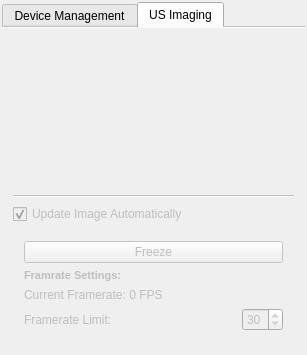
MITK/MITK, file Plugins/org.mitk.gui.qt.ultrasound/src/internal/UltrasoundSupportControls.ui: the form before one commit.
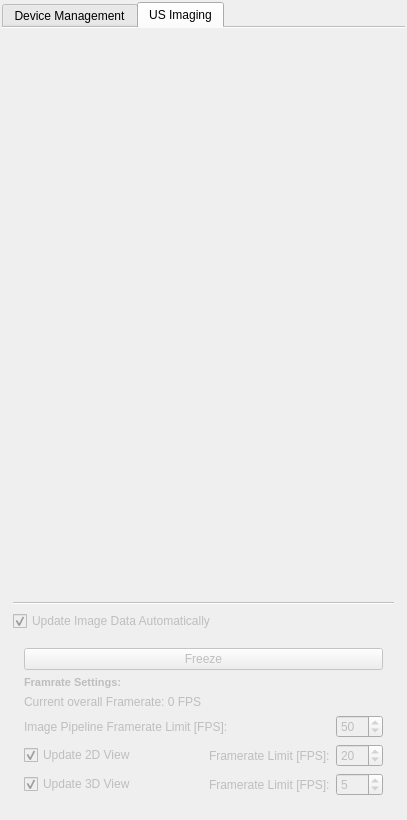
The form after the commit. The open tabs and pages were chosen to show the change. Icons and pictures are not drawn. Custom widgets are drawn as their Qt base class.

Commit message: started UI integration of new timers

```diff
--- a/Plugins/org.mitk.gui.qt.ultrasound/src/internal/UltrasoundSupportControls.ui
+++ b/Plugins/org.mitk.gui.qt.ultrasound/src/internal/UltrasoundSupportControls.ui
@@ -6,8 +6,8 @@
    <rect>
     <x>0</x>
     <y>0</y>
-    <width>307</width>
-    <height>355</height>
+    <width>407</width>
+    <height>820</height>
    </rect>
   </property>
   <property name="minimumSize">
@@ -184,7 +184,7 @@
        <item>
         <widget class="QCheckBox" name="m_RunImageTimer">
          <property name="text">
-          <string>Update Image Automatically</string>
+          <string>Update Image Data Automatically</string>
          </property>
          <property name="checked">
           <bool>true</bool>
@@ -219,16 +219,56 @@
           <item>
            <widget class="QLabel" name="m_FramerateLabel">
             <property name="text">
-             <string>Current Framerate: 0 FPS</string>
+             <string>Current overall Framerate: 0 FPS</string>
             </property>
            </widget>
           </item>
+          <item>
+           <layout class="QHBoxLayout" name="horizontalLayout_4">
+            <item>
+             <widget class="QLabel" name="label_4">
+              <property name="text">
+               <string>Image Pipeline Framerate Limit [FPS]:</string>
+              </property>
+             </widget>
+            </item>
+            <item>
+             <spacer name="horizontalSpacer_3">
+              <property name="orientation">
+               <enum>Qt::Horizontal</enum>
+              </property>
+              <property name="sizeHint" stdset="0">
+               <size>
+                <width>40</width>
+                <height>20</height>
+               </size>
+              </property>
+             </spacer>
+            </item>
+            <item>
+             <widget class="QSpinBox" name="m_FrameRatePipeline">
+              <property name="minimum">
+               <number>1</number>
+              </property>
+              <property name="maximum">
+               <number>500</number>
+              </property>
+              <property name="value">
+               <number>50</number>
+              </property>
+             </widget>
+            </item>
+           </layout>
+          </item>
           <item>
            <layout class="QHBoxLayout" name="horizontalLayout">
             <item>
-             <widget class="QLabel" name="label_2">
+             <widget class="QCheckBox" name="m_Update2DView">
               <property name="text">
-               <string>Framerate Limit:</string>
+               <string>Update 2D View</string>
+              </property>
+              <property name="checked">
+               <bool>true</bool>
               </property>
              </widget>
             </item>
@@ -246,15 +286,69 @@
              </spacer>
             </item>
             <item>
-             <widget class="QSpinBox" name="m_FrameRate">
+             <widget class="QLabel" name="label_2">
+              <property name="text">
+               <string>Framerate Limit [FPS]:</string>
+              </property>
+             </widget>
+            </item>
+            <item>
+             <widget class="QSpinBox" name="m_FrameRate2d">
               <property name="minimum">
                <number>1</number>
               </property>
               <property name="maximum">
-               <number>50</number>
+               <number>100</number>
               </property>
               <property name="value">
-               <number>30</number>
+               <number>20</number>
+              </property>
+             </widget>
+            </item>
+           </layout>
+          </item>
+          <item>
+           <layout class="QHBoxLayout" name="horizontalLayout_3">
+            <item>
+             <widget class="QCheckBox" name="_Update3DView">
+              <property name="text">
+               <string>Update 3D View</string>
+              </property>
+              <property name="checked">
+               <bool>true</bool>
+              </property>
+             </widget>
+            </item>
+            <item>
+             <spacer name="horizontalSpacer_2">
+              <property name="orientation">
+               <enum>Qt::Horizontal</enum>
+              </property>
+              <property name="sizeHint" stdset="0">
+               <size>
+                <width>18</width>
+                <height>20</height>
+               </size>
+              </property>
+             </spacer>
+            </item>
+            <item>
+             <widget class="QLabel" name="label">
+              <property name="text">
+               <string>Framerate Limit [FPS]:</string>
+              </property>
+             </widget>
+            </item>
+            <item>
+             <widget class="QSpinBox" name="m_FrameRate3d">
+              <property name="minimum">
+               <number>1</number>
+              </property>
+              <property name="maximum">
+               <number>100</number>
+              </property>
+              <property name="value">
+               <number>5</number>
               </property>
              </widget>
             </item>
```
Left out of the diff: 2 changed lines with no effect on the pictures. The commit also changes 2 other files.
